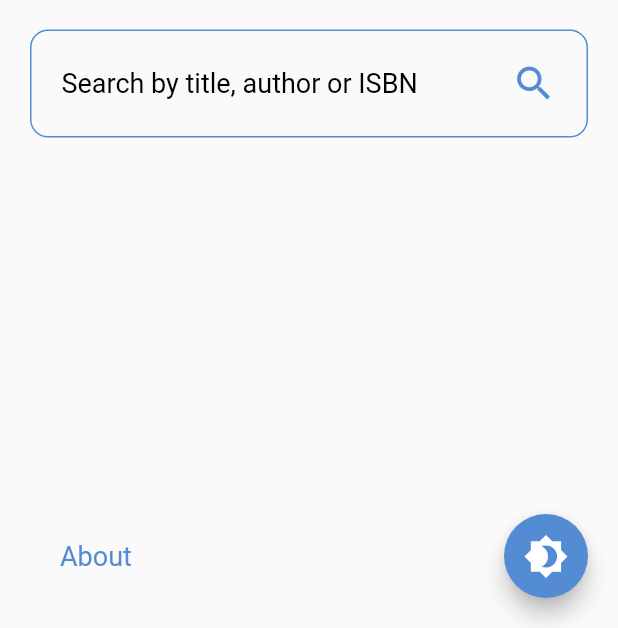
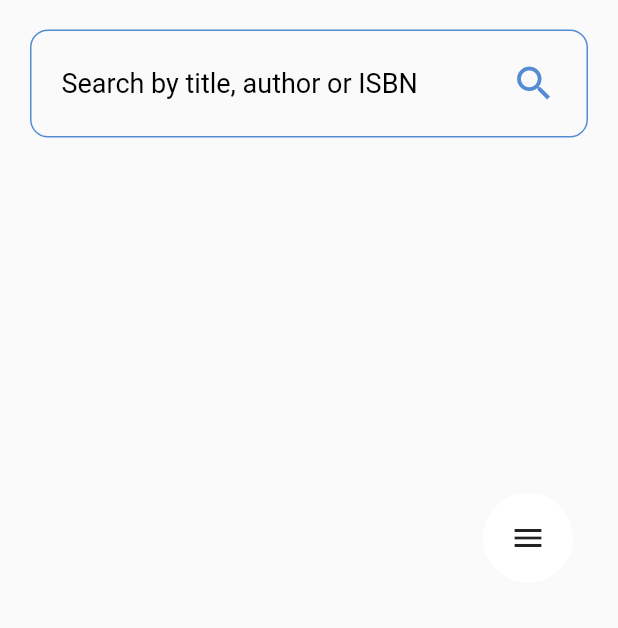
Before and after one commit to manuelvargastapia/libgen_mobile_app, a Flutter app: the screen it shows after launch, on a phone screen of 412 x 824 dp, the part 608-1236 px from its top. Run offline on Flutter 3.47's test engine with Material 2 defaults, Android fonts, the phone set to English and light mode, and no system bars; our stand-ins replace dartz, equatable, expandable, flutter_bloc, hive, hive_flutter and 3 more; missing offline and left inert: downloads_path_provider, flutter_downloader, simple_html_css; accounts and stored records are empty; generated files the repository leaves out were written again.

Commit message:
implement animated floating action button menu

```diff
--- a/lib/screens/search_book/search_book_screen.dart
+++ b/lib/screens/search_book/search_book_screen.dart
@@ -6,6 +6,7 @@ import 'package:libgen/blocs/hive_bloc.dart';
 import 'package:libgen/blocs/theme_cubit.dart';
 import 'package:libgen/domain/suggestion.dart';
 import 'package:libgen/generated/l10n.dart';
+import 'package:libgen/screens/search_book/widgets/floating_action_button_menu/floating_action_button_menu.dart';
 import 'package:package_info/package_info.dart';
 import 'widgets/book_list/book_search_delegate.dart';
 
@@ -89,45 +90,10 @@ class SearchBookScreen extends StatelessWidget {
           ),
         ),
         floatingActionButtonLocation: FloatingActionButtonLocation.centerDocked,
-        floatingActionButton: Padding(
-          padding: const EdgeInsets.all(20),
-          child: Row(
-            mainAxisAlignment: MainAxisAlignment.spaceBetween,
-            children: [
-              FloatingActionButton.extended(
-                heroTag: null,
-                backgroundColor: Colors.transparent,
-                elevation: 0,
-                label: Text(
-                  S.of(context).searchBookScreenAboutFloatingButtomTitle,
-                  style: Theme.of(context).textTheme.bodyText1.copyWith(
-                        color: Theme.of(context).primaryColor,
-                      ),
-                ),
-                onPressed: () {
-                  showAboutDialog(
-                    context: context,
-                    applicationIcon: ImageIcon(AssetImage(_appIconPath)),
-                    applicationName: packageInfo.appName,
-                    applicationLegalese:
-                        S.of(context).searchBookScreenApplicationLegalese,
-                    applicationVersion: packageInfo.version,
-                  );
-                },
-              ),
-              FloatingActionButton(
-                heroTag: null,
-                child: Icon(
-                  Icons.brightness_4,
-                  size: 30,
-                  color: Theme.of(context).buttonColor,
-                ),
-                onPressed: () {
-                  BlocProvider.of<ThemeCubit>(context).toggleTheme();
-                },
-              ),
-            ],
-          ),
+        floatingActionButton: FloatingActionButtonMenu(
+          appIconPath: _appIconPath,
+          packageInfo: packageInfo,
+          themeCubit: BlocProvider.of<ThemeCubit>(context),
         ),
       ),
     );
--- /dev/null
+++ b/lib/screens/search_book/widgets/floating_action_button_menu/circular_button.dart
@@ -0,0 +1,34 @@
+import 'package:flutter/material.dart';
+
+class CircularButton extends StatelessWidget {
+  final double width, height;
+  final Color color;
+  final Icon icon;
+  final Function onPressed;
+
+  const CircularButton({
+    Key key,
+    this.width,
+    this.height,
+    this.color,
+    this.icon,
+    this.onPressed,
+  }) : super(key: key);
+
+  @override
+  Widget build(BuildContext context) {
+    return Container(
+      decoration: BoxDecoration(
+        color: color,
+        shape: BoxShape.circle,
+      ),
+      width: width,
+      height: height,
+      child: IconButton(
+        icon: icon,
+        enableFeedback: true,
+        onPressed: onPressed,
+      ),
+    );
+  }
+}
--- /dev/null
+++ b/lib/screens/search_book/widgets/floating_action_button_menu/floating_action_button_menu.dart
@@ -0,0 +1,166 @@
+import 'package:flutter/material.dart';
+import 'package:libgen/screens/search_book/widgets/floating_action_button_menu/circular_button.dart';
+import 'package:package_info/package_info.dart';
+
+import 'package:libgen/blocs/theme_cubit.dart';
+import 'package:libgen/generated/l10n.dart';
+
+class FloatingActionButtonMenu extends StatefulWidget {
+  final String appIconPath;
+  final PackageInfo packageInfo;
+  final ThemeCubit themeCubit;
+
+  FloatingActionButtonMenu({
+    @required this.appIconPath,
+    @required this.packageInfo,
+    @required this.themeCubit,
+  });
+
+  @override
+  _FloatingActionButtonMenuState createState() =>
+      _FloatingActionButtonMenuState();
+}
+
+class _FloatingActionButtonMenuState extends State<FloatingActionButtonMenu>
+    with SingleTickerProviderStateMixin {
+  AnimationController _animationController;
+  Animation _degOneTranslationAnimation, _degTwoTranslationAnimation;
+  Animation _rotationAnimation;
+
+  @override
+  void initState() {
+    super.initState();
+    _animationController = AnimationController(
+      vsync: this,
+      duration: Duration(milliseconds: 250),
+    );
+
+    _degOneTranslationAnimation = TweenSequence([
+      TweenSequenceItem(tween: Tween(begin: 0.0, end: 1.2), weight: 75),
+      TweenSequenceItem(tween: Tween(begin: 1.2, end: 1.0), weight: 25),
+    ]).animate(_animationController);
+    _degTwoTranslationAnimation = TweenSequence([
+      TweenSequenceItem(tween: Tween(begin: 0.0, end: 1.4), weight: 55),
+      TweenSequenceItem(tween: Tween(begin: 1.4, end: 1.0), weight: 45),
+    ]).animate(_animationController);
+
+    _rotationAnimation = Tween(
+      begin: 180.0,
+      end: 0.0,
+    ).animate(
+      CurvedAnimation(
+        parent: _animationController,
+        curve: Curves.easeOut,
+      ),
+    );
+    _animationController.addListener(() {
+      setState(() {});
+    });
+  }
+
+  double _getRadiansFromDregree(double degree) {
+    double unitRadian = 57.295779513;
+    return degree / unitRadian;
+  }
+
+  @override
+  Widget build(BuildContext context) {
+    return Stack(
+      children: [
+        Positioned(
+          bottom: -90,
+          right: 30,
+          child: Stack(
+            alignment: Alignment.center,
+            children: [
+              IgnorePointer(
+                child: Container(
+                  height: 300,
+                  width: 60,
+                ),
+              ),
+              Transform.translate(
+                offset: Offset.fromDirection(
+                  _getRadiansFromDregree(270),
+                  _degOneTranslationAnimation.value * 60,
+                ),
+                child: Transform(
+                  transform: Matrix4.rotationZ(
+                    _getRadiansFromDregree(_rotationAnimation.value),
+                  )..scale(_degOneTranslationAnimation.value),
+                  alignment: Alignment.center,
+                  child: CircularButton(
+                    color: Theme.of(context).primaryColor,
+                    height: 50,
+                    width: 50,
+                    icon: Icon(
+                      Icons.info,
+                      color: Theme.of(context).iconTheme.color,
+                    ),
+                    onPressed: () {
+                      showAboutDialog(
+                        context: context,
+                        applicationIcon:
+                            ImageIcon(AssetImage(widget.appIconPath)),
+                        applicationName: widget.packageInfo.appName,
+                        applicationLegalese:
+                            S.of(context).searchBookScreenApplicationLegalese,
+                        applicationVersion: widget.packageInfo.version,
+                      );
+                    },
+                  ),
+                ),
+              ),
+              Transform.translate(
+                offset: Offset.fromDirection(
+                  _getRadiansFromDregree(270),
+                  _degTwoTranslationAnimation.value * 120,
+                ),
+                child: Transform(
+                  transform: Matrix4.rotationZ(
+                    _getRadiansFromDregree(_rotationAnimation.value),
+                  )..scale(_degTwoTranslationAnimation.value),
+                  alignment: Alignment.center,
+                  child: CircularButton(
+                    color: Theme.of(context).primaryColor,
+                    height: 50,
+                    width: 50,
+                    icon: Icon(
+                      Icons.brightness_4,
+                      color: Theme.of(context).iconTheme.color,
+                    ),
+                    onPressed: () {
+                      widget.themeCubit.toggleTheme();
+                    },
+                  ),
+                ),
+              ),
+              Transform(
+                transform: Matrix4.rotationZ(
+                  _getRadiansFromDregree(_rotationAnimation.value),
+                ),
+                alignment: Alignment.center,
+                child: CircularButton(
+                  color: Theme.of(context).buttonColor,
+                  height: 60,
+                  width: 60,
+                  icon: Icon(
+                    Icons.menu,
+                    color: Theme.of(context).iconTheme.color,
+                  ),
+                  onPressed: () {
+                    if (_animationController.isCompleted) {
+                      _animationController.reverse();
+                    } else {
+                      _animationController.forward();
+                    }
+                  },
+                ),
+              ),
+            ],
+          ),
+        ),
+      ],
+    );
+  }
+}
```
